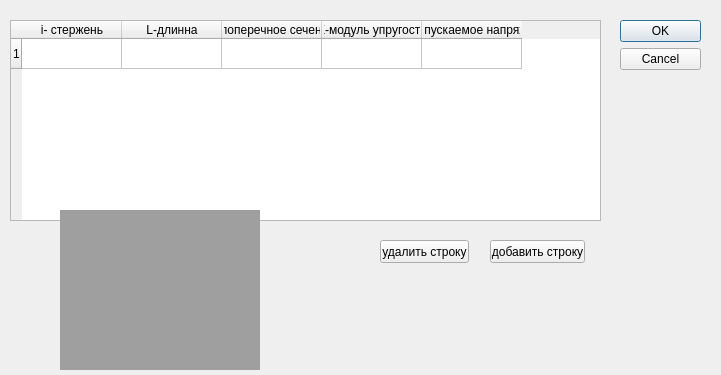
Above: preprocessor.ui from incub4/supr before the change. Below: the same form after it.
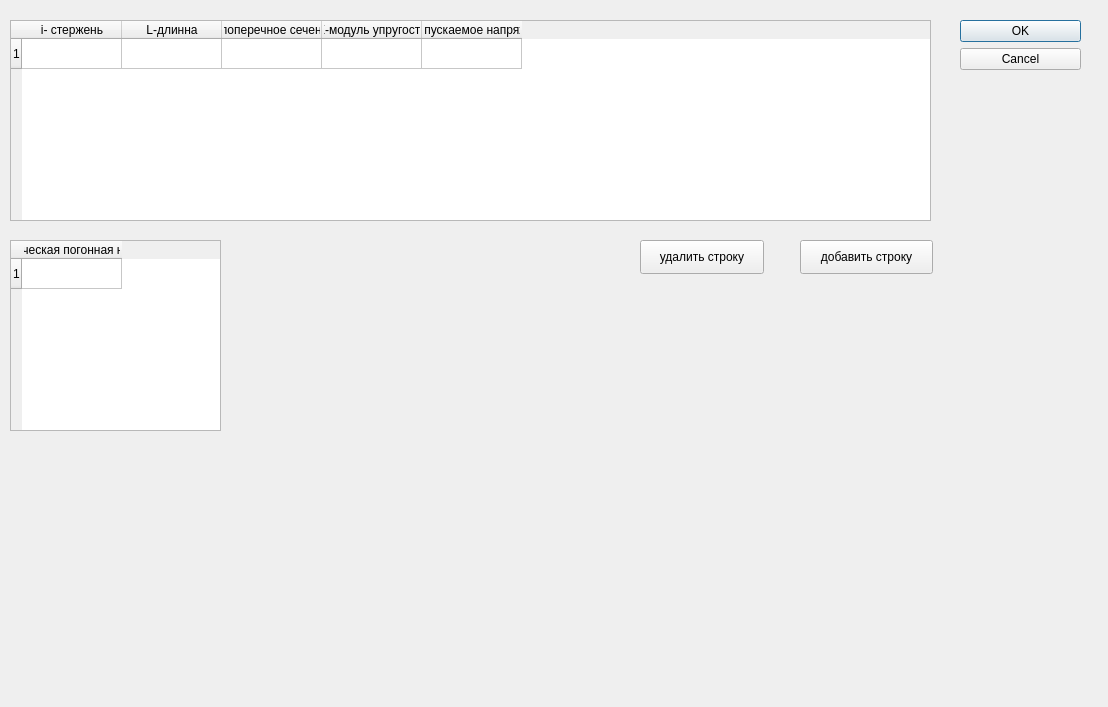
That is the form after the change.

Commit message: add window load

Patch:
```diff
--- a/preprocessor.ui
+++ b/preprocessor.ui
@@ -6,8 +6,8 @@
    <rect>
     <x>0</x>
     <y>0</y>
-    <width>721</width>
-    <height>375</height>
+    <width>1108</width>
+    <height>707</height>
    </rect>
   </property>
   <property name="windowTitle">
@@ -16,9 +16,9 @@
   <widget class="QDialogButtonBox" name="buttonBox">
    <property name="geometry">
     <rect>
-     <x>620</x>
+     <x>960</x>
      <y>20</y>
-     <width>81</width>
+     <width>121</width>
      <height>241</height>
     </rect>
    </property>
@@ -34,7 +34,7 @@
     <rect>
      <x>10</x>
      <y>20</y>
-     <width>591</width>
+     <width>921</width>
      <height>201</height>
     </rect>
    </property>
@@ -75,10 +75,10 @@
   <widget class="QPushButton" name="add_line">
    <property name="geometry">
     <rect>
-     <x>490</x>
+     <x>800</x>
      <y>240</y>
-     <width>95</width>
-     <height>23</height>
+     <width>133</width>
+     <height>34</height>
     </rect>
    </property>
    <property name="text">
@@ -88,25 +88,35 @@
   <widget class="QPushButton" name="delite_line">
    <property name="geometry">
     <rect>
-     <x>380</x>
+     <x>640</x>
      <y>240</y>
-     <width>89</width>
-     <height>23</height>
+     <width>124</width>
+     <height>34</height>
     </rect>
    </property>
    <property name="text">
     <string>удалить строку</string>
    </property>
   </widget>
-  <widget class="QMdiArea" name="mdiArea">
+  <widget class="QTableWidget" name="table__load">
    <property name="geometry">
     <rect>
-     <x>60</x>
-     <y>210</y>
-     <width>200</width>
-     <height>160</height>
+     <x>10</x>
+     <y>240</y>
+     <width>211</width>
+     <height>191</height>
     </rect>
    </property>
+   <row>
+    <property name="text">
+     <string>1</string>
+    </property>
+   </row>
+   <column>
+    <property name="text">
+     <string>q-Статическая погонная нагрузка</string>
+    </property>
+   </column>
   </widget>
  </widget>
  <resources/>
```
Left out of the diff: 4 changed lines with no effect on the pictures. The commit also changes 6 other files.
